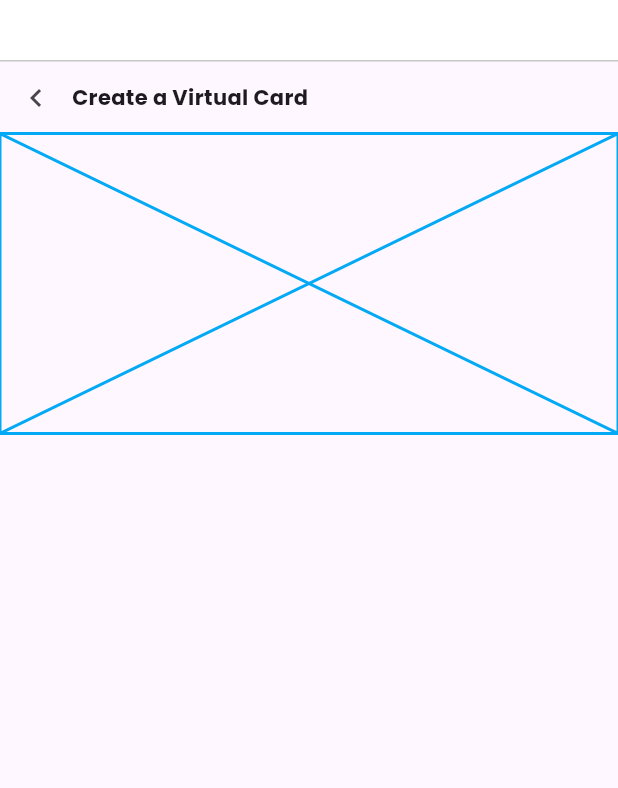
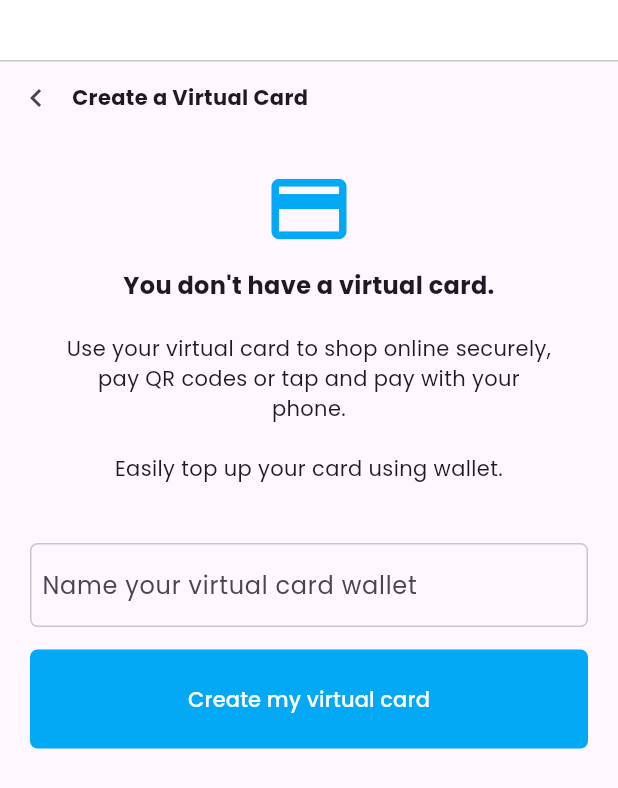
Before and after one commit to Egide-softwares/apz-pay, a Flutter app: the AddVirtualCard widget shown alone on an empty page, opened directly, on a phone screen of 412 x 824 dp. Shown: the top 788 px of the screen. Run offline on Flutter 3.47's test engine with Material 2 defaults, Android fonts, the phone set to English and light mode, and no system bars; our stand-ins replace async_redux, country_code_picker.

Commit message:
added first step for add virtual card wallet

```diff
--- a/lib/screens/tabs/add_virtual_card_tab.dart
+++ b/lib/screens/tabs/add_virtual_card_tab.dart
@@ -60,9 +60,120 @@ class _AddVirtualCardState extends State<AddVirtualCard> {
               ),
               Visibility(
                 visible: _step == 1,
-                child: Placeholder(
-                  color: ThemeColors.primary,
-                  fallbackHeight: 200,
+                child: Padding(
+                  padding: EdgeInsets.symmetric(horizontal: 20),
+                  child: Column(
+                    crossAxisAlignment: CrossAxisAlignment.stretch,
+                    children: [
+                      Padding(
+                        padding: const EdgeInsets.only(top: 20),
+                        child: Center(
+                          child: Icon(
+                            Icons.payment,
+                            color: ThemeColors.primary,
+                            size: 60,
+                          ),
+                        ),
+                      ),
+                      const Center(
+                        child: Padding(
+                          padding: EdgeInsets.symmetric(
+                            horizontal: 20,
+                            vertical: 10,
+                          ),
+                          child: Text(
+                            "You don't have a virtual card.",
+                            textAlign: TextAlign.center,
+                            style: TextStyle(
+                              fontWeight: FontWeight.bold,
+                              overflow: TextOverflow.ellipsis,
+                              fontSize: 16,
+                            ),
+                          ),
+                        ),
+                      ),
+                      const Padding(
+                        padding: EdgeInsets.symmetric(
+                          horizontal: 20,
+                          vertical: 10,
+                        ),
+                        child: Center(
+                          child: Text(
+                            "Use your virtual card to shop online securely, pay QR codes or tap and pay with your phone.",
+                            maxLines: 10,
+                            textAlign: TextAlign.center,
+                            style: TextStyle(
+                              overflow: TextOverflow.ellipsis,
+                            ),
+                          ),
+                        ),
+                      ),
+                      const Center(
+                        child: Padding(
+                          padding: EdgeInsets.symmetric(
+                            horizontal: 20,
+                            vertical: 10,
+                          ),
+                          child: Text(
+                            "Easily top up your card using wallet.",
+                            textAlign: TextAlign.center,
+                            style: TextStyle(
+                              overflow: TextOverflow.ellipsis,
+                            ),
+                          ),
+                        ),
+                      ),
+                      Padding(
+                        padding: const EdgeInsets.only(top: 30),
+                        child: Container(
+                          width: double.infinity,
+                          decoration: BoxDecoration(
+                            border: Border.all(color: ThemeColors.lightGrey),
+                            borderRadius: BorderRadius.circular(5),
+                          ),
+                          child: const Padding(
+                            padding: EdgeInsets.symmetric(
+                              vertical: 3,
+                              horizontal: 7,
+                            ),
+                            child: TextField(
+                              keyboardType: TextInputType.number,
+                              decoration: InputDecoration(
+                                labelText: "Name your virtual card wallet",
+                                border: InputBorder.none,
+                                contentPadding: EdgeInsets.all(0),
+                              ),
+                            ),
+                          ),
+                        ),
+                      ),
+                      Padding(
+                        padding: const EdgeInsets.only(top: 15),
+                        child: ElevatedButton(
+                          onPressed: () {
+                            setState(() {
+                              _step = 2;
+                            });
+                          },
+                          style: ElevatedButton.styleFrom(
+                            elevation: 0,
+                            padding: const EdgeInsets.symmetric(
+                              horizontal: 23,
+                              vertical: 23,
+                            ),
+                            backgroundColor: ThemeColors.primary,
+                            shape: RoundedRectangleBorder(
+                              borderRadius: BorderRadius.circular(5.0),
+                            ),
+                          ),
+                          child: Text(
+                            "Create my virtual card",
+                            style: TextStyle(color: ThemeColors.white),
+                          ),
+                        ),
+                      ),
+                    ],
+                  ),
                 ),
               ),
               Visibility(
--- a/lib/screens/tabs/add_wallet_tab.dart
+++ b/lib/screens/tabs/add_wallet_tab.dart
@@ -106,7 +106,10 @@ class _AddWalletState extends State<AddWallet> {
                             borderRadius: BorderRadius.circular(5),
                           ),
                           child: const Padding(
-                            padding: EdgeInsets.all(7),
+                            padding: EdgeInsets.symmetric(
+                              vertical: 3,
+                              horizontal: 7,
+                            ),
                             child: TextField(
                               keyboardType: TextInputType.number,
                               decoration: InputDecoration(
```
Also changed, not shown: lib/screens/signin.dart (+15 -5 lines), lib/screens/signup.dart (+11 -4 lines), lib/screens/tabs/get_paid_tab.dart (+9 -3 lines).
